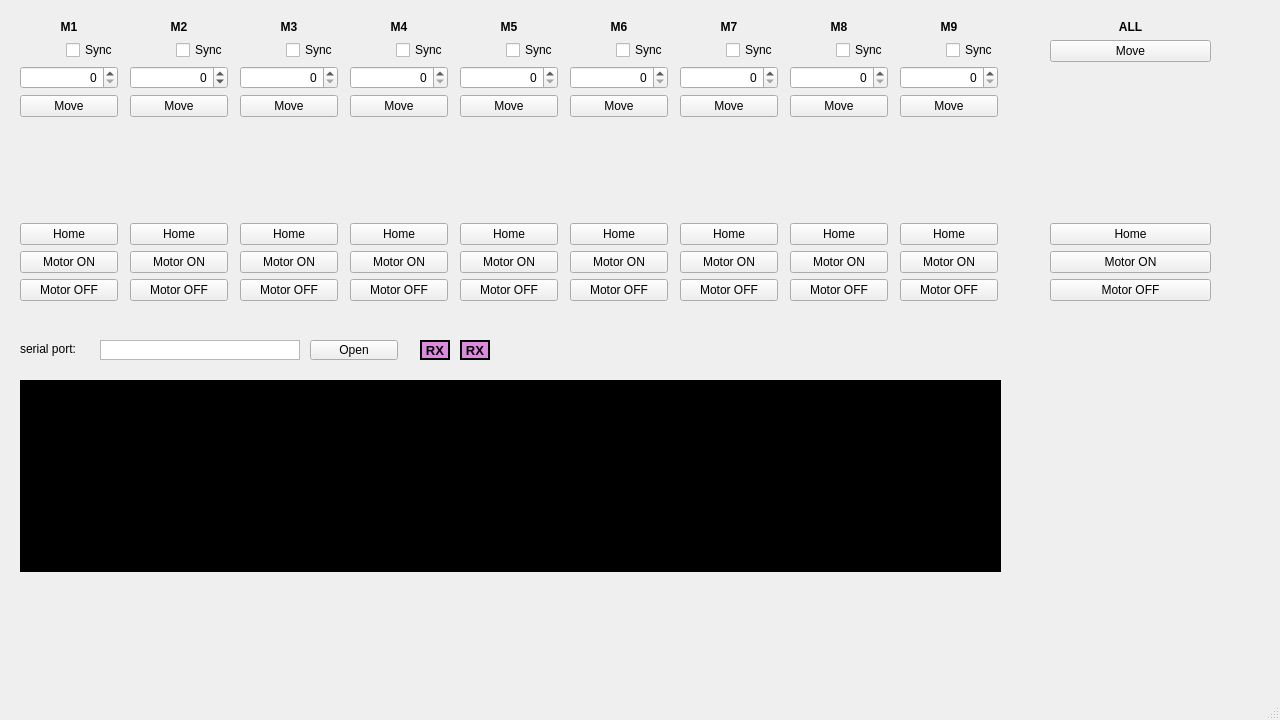
The window that mainwindow.ui (zxzteh/filter_bender) describes before a commit, drawn with Qt 5.
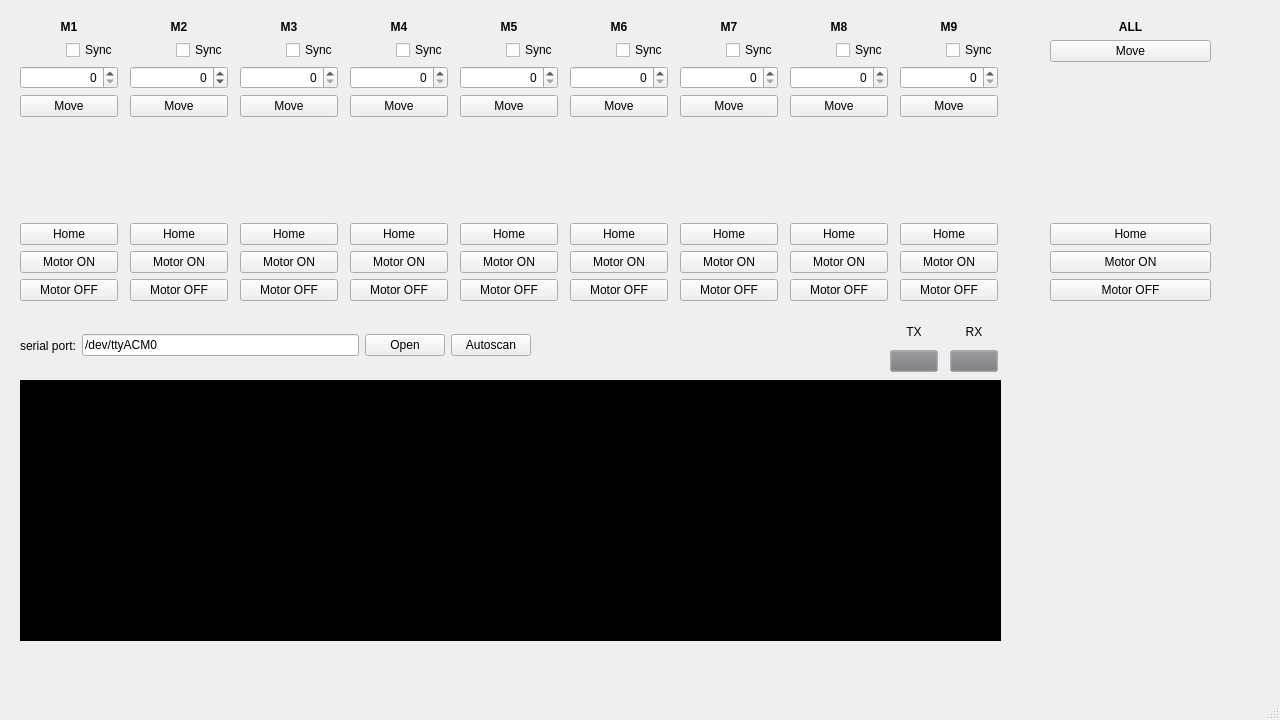
The same window after the commit.

Commit message: SerialPortWorker class added

Patch:
```diff
--- a/mainwindow.ui
+++ b/mainwindow.ui
@@ -140,7 +140,7 @@
       <x>20</x>
       <y>380</y>
       <width>981</width>
-      <height>192</height>
+      <height>261</height>
      </rect>
     </property>
     <property name="styleSheet">
@@ -1181,123 +1181,183 @@
      </item>
     </layout>
    </widget>
-   <widget class="QLabel" name="label">
+   <widget class="QWidget" name="verticalLayoutWidget_11">
+    <property name="geometry">
+     <rect>
+      <x>890</x>
+      <y>320</y>
+      <width>48</width>
+      <height>52</height>
+     </rect>
+    </property>
+    <layout class="QVBoxLayout" name="txLayout">
+     <item>
+      <widget class="QLabel" name="txLabel">
+       <property name="text">
+        <string>TX</string>
+       </property>
+       <property name="alignment">
+        <set>Qt::AlignmentFlag::AlignCenter</set>
+       </property>
+      </widget>
+     </item>
+     <item>
+      <widget class="QPushButton" name="txIndicator">
+       <property name="palette">
+        <palette>
+         <active>
+          <colorrole role="Button">
+           <brush brushstyle="SolidPattern">
+            <color alpha="255">
+             <red>119</red>
+             <green>118</green>
+             <blue>123</blue>
+            </color>
+           </brush>
+          </colorrole>
+         </active>
+         <inactive>
+          <colorrole role="Button">
+           <brush brushstyle="SolidPattern">
+            <color alpha="255">
+             <red>119</red>
+             <green>118</green>
+             <blue>123</blue>
+            </color>
+           </brush>
+          </colorrole>
+         </inactive>
+         <disabled>
+          <colorrole role="Button">
+           <brush brushstyle="SolidPattern">
+            <color alpha="255">
+             <red>119</red>
+             <green>118</green>
+             <blue>123</blue>
+            </color>
+           </brush>
+          </colorrole>
+         </disabled>
+        </palette>
+       </property>
+       <property name="text">
+        <string/>
+       </property>
+       <property name="flat">
+        <bool>false</bool>
+       </property>
+      </widget>
+     </item>
+    </layout>
+   </widget>
+   <widget class="QWidget" name="verticalLayoutWidget_12">
+    <property name="geometry">
+     <rect>
+      <x>950</x>
+      <y>320</y>
+      <width>48</width>
+      <height>52</height>
+     </rect>
+    </property>
+    <layout class="QVBoxLayout" name="rxLayout">
+     <item>
+      <widget class="QLabel" name="rxLabel">
+       <property name="text">
+        <string>RX</string>
+       </property>
+       <property name="alignment">
+        <set>Qt::AlignmentFlag::AlignCenter</set>
+       </property>
+      </widget>
+     </item>
+     <item>
+      <widget class="QPushButton" name="rxIndicator">
+       <property name="palette">
+        <palette>
+         <active>
+          <colorrole role="Button">
+           <brush brushstyle="SolidPattern">
+            <color alpha="255">
+             <red>119</red>
+             <green>118</green>
+             <blue>123</blue>
+            </color>
+           </brush>
+          </colorrole>
+         </active>
+         <inactive>
+          <colorrole role="Button">
+           <brush brushstyle="SolidPattern">
+            <color alpha="255">
+             <red>119</red>
+             <green>118</green>
+             <blue>123</blue>
+            </color>
+           </brush>
+          </colorrole>
+         </inactive>
+         <disabled>
+          <colorrole role="Button">
+           <brush brushstyle="SolidPattern">
+            <color alpha="255">
+             <red>119</red>
+             <green>118</green>
+             <blue>123</blue>
+            </color>
+           </brush>
+          </colorrole>
+         </disabled>
+        </palette>
+       </property>
+       <property name="text">
+        <string/>
+       </property>
+       <property name="flat">
+        <bool>false</bool>
+       </property>
+      </widget>
+     </item>
+    </layout>
+   </widget>
+   <widget class="QWidget" name="horizontalLayoutWidget">
     <property name="geometry">
      <rect>
       <x>20</x>
-      <y>340</y>
-      <width>81</width>
-      <height>18</height>
+      <y>320</y>
+      <width>511</width>
+      <height>51</height>
      </rect>
     </property>
-    <property name="text">
-     <string>serial port:</string>
-    </property>
-   </widget>
-   <widget class="QTextEdit" name="textEdit">
-    <property name="geometry">
-     <rect>
-      <x>100</x>
-      <y>340</y>
-      <width>200</width>
-      <height>20</height>
-     </rect>
-    </property>
-    <property name="sizePolicy">
-     <sizepolicy hsizetype="Fixed" vsizetype="Fixed">
-      <horstretch>0</horstretch>
-      <verstretch>0</verstretch>
-     </sizepolicy>
-    </property>
-    <property name="focusPolicy">
-     <enum>Qt::FocusPolicy::TabFocus</enum>
-    </property>
-    <property name="acceptDrops">
-     <bool>true</bool>
-    </property>
-    <property name="verticalScrollBarPolicy">
-     <enum>Qt::ScrollBarPolicy::ScrollBarAlwaysOff</enum>
-    </property>
-    <property name="horizontalScrollBarPolicy">
-     <enum>Qt::ScrollBarPolicy::ScrollBarAlwaysOff</enum>
-    </property>
-   </widget>
-   <widget class="QPushButton" name="open_serial">
-    <property name="geometry">
-     <rect>
-      <x>310</x>
-      <y>340</y>
-      <width>88</width>
-      <height>20</height>
-     </rect>
-    </property>
-    <property name="text">
-     <string>Open</string>
-    </property>
-   </widget>
-   <widget class="QLabel" name="label_2">
-    <property name="geometry">
-     <rect>
-      <x>460</x>
-      <y>340</y>
-      <width>30</width>
-      <height>20</height>
-     </rect>
-    </property>
-    <property name="font">
-     <font>
-      <pointsize>10</pointsize>
-      <bold>true</bold>
-     </font>
-    </property>
-    <property name="styleSheet">
-     <string notr="true">background-color: rgb(220, 138, 221);
-border-color: rgb(0, 0, 0);</string>
-    </property>
-    <property name="frameShape">
-     <enum>QFrame::Shape::Box</enum>
-    </property>
-    <property name="lineWidth">
-     <number>2</number>
-    </property>
-    <property name="text">
-     <string>RX</string>
-    </property>
-    <property name="alignment">
-     <set>Qt::AlignmentFlag::AlignCenter</set>
-    </property>
-   </widget>
-   <widget class="QLabel" name="label_3">
-    <property name="geometry">
-     <rect>
-      <x>420</x>
-      <y>340</y>
-      <width>30</width>
-      <height>20</height>
-     </rect>
-    </property>
-    <property name="font">
-     <font>
-      <pointsize>10</pointsize>
-      <bold>true</bold>
-     </font>
-    </property>
-    <property name="styleSheet">
-     <string notr="true">background-color: rgb(220, 138, 221);
-border-color: rgb(0, 0, 0);</string>
-    </property>
-    <property name="frameShape">
-     <enum>QFrame::Shape::Box</enum>
-    </property>
-    <property name="lineWidth">
-     <number>2</number>
-    </property>
-    <property name="text">
-     <string>RX</string>
-    </property>
-    <property name="alignment">
-     <set>Qt::AlignmentFlag::AlignCenter</set>
-    </property>
+    <layout class="QHBoxLayout" name="serialLayout">
+     <item>
+      <widget class="QLabel" name="label">
+       <property name="text">
+        <string>serial port:</string>
+       </property>
+      </widget>
+     </item>
+     <item>
+      <widget class="QLineEdit" name="serialAddr">
+       <property name="text">
+        <string>/dev/ttyACM0</string>
+       </property>
+      </widget>
+     </item>
+     <item>
+      <widget class="QPushButton" name="openSerial">
+       <property name="text">
+        <string>Open</string>
+       </property>
+      </widget>
+     </item>
+     <item>
+      <widget class="QPushButton" name="autoscanSerial">
+       <property name="text">
+        <string>Autoscan</string>
+       </property>
+      </widget>
+     </item>
+    </layout>
    </widget>
   </widget>
   <widget class="QMenuBar" name="menubar">
```
Left out of the diff: 142 changed lines with no effect on the pictures. The commit also changes 10 other files.
